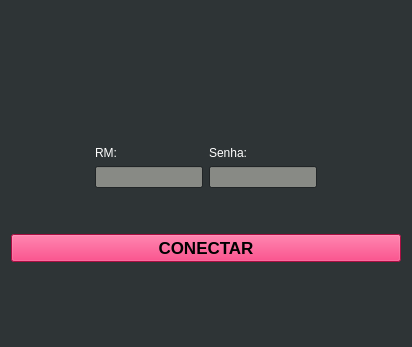
nicmorais/FIAPanel, file ui/form.ui: the form before one commit.
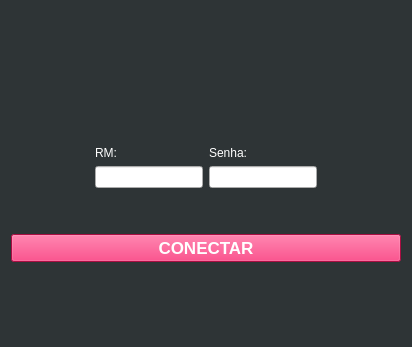
The form after the commit. Icons and pictures are not drawn.

What changed in the file:
```diff
--- a/ui/form.ui
+++ b/ui/form.ui
@@ -398,7 +398,11 @@
         </widget>
        </item>
        <item>
-        <widget class="QLineEdit" name="usuarioLineEdit"/>
+        <widget class="QLineEdit" name="usuarioLineEdit">
+         <property name="styleSheet">
+          <string notr="true">color: rgb(0, 0, 0);</string>
+         </property>
+        </widget>
        </item>
        <item>
         <spacer name="verticalSpacer">
@@ -444,7 +448,11 @@
         </widget>
        </item>
        <item>
-        <widget class="QLineEdit" name="senhaLineEdit"/>
+        <widget class="QLineEdit" name="senhaLineEdit">
+         <property name="styleSheet">
+          <string notr="true">color: rgb(0, 0, 0);</string>
+         </property>
+        </widget>
        </item>
        <item>
         <spacer name="verticalSpacer_2">
@@ -481,7 +489,8 @@
      <property name="styleSheet">
       <string notr="true">font: 13pt ;
 font-weight: bold;
-background-color: rgb(237, 20, 93);</string>
+background-color: rgb(237, 20, 93);
+color: rgb(255, 255, 255);</string>
      </property>
      <property name="text">
       <string>CONECTAR</string>
```
